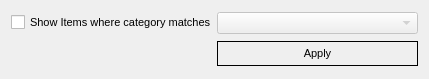
The window that filecategoryfilter.ui (pjrinaldi/wombatforensics) describes before a commit, drawn with Qt 5.
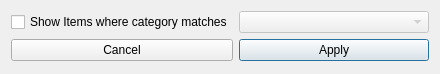
The same window after the commit.

Commit message: modified filters to a qdialog instead of a qwidget so that it is easier to display with border issues

The edit to the form file:
```diff
--- a/filecategoryfilter.ui
+++ b/filecategoryfilter.ui
@@ -1,7 +1,7 @@
 <?xml version="1.0" encoding="UTF-8"?>
 <ui version="4.0">
  <class>FileCategoryFilter</class>
- <widget class="QWidget" name="FileCategoryFilter">
+ <widget class="QDialog" name="FileCategoryFilter">
   <property name="windowModality">
    <enum>Qt::ApplicationModal</enum>
   </property>
@@ -9,25 +9,14 @@
    <rect>
     <x>0</x>
     <y>0</y>
-    <width>429</width>
-    <height>79</height>
+    <width>440</width>
+    <height>74</height>
    </rect>
   </property>
-  <property name="font">
-   <font>
-    <pointsize>8</pointsize>
-   </font>
-  </property>
   <property name="windowTitle">
-   <string>Filter</string>
-  </property>
-  <property name="autoFillBackground">
-   <bool>true</bool>
+   <string>File Category Filter</string>
   </property>
   <layout class="QGridLayout" name="gridLayout">
-   <property name="horizontalSpacing">
-    <number>0</number>
-   </property>
    <item row="0" column="0">
     <widget class="QCheckBox" name="categorycheckBox">
      <property name="text">
@@ -35,22 +24,6 @@
      </property>
     </widget>
    </item>
-   <item row="1" column="1">
-    <widget class="QPushButton" name="pushButton">
-     <property name="styleSheet">
-      <string notr="true">border: 1px solid black; padding: 5px 10px 5px 10px;</string>
-     </property>
-     <property name="text">
-      <string>Apply</string>
-     </property>
-     <property name="default">
-      <bool>true</bool>
-     </property>
-     <property name="flat">
-      <bool>true</bool>
-     </property>
-    </widget>
-   </item>
    <item row="0" column="1">
     <widget class="QComboBox" name="categorycomboBox">
      <property name="enabled">
@@ -67,6 +40,29 @@
      </property>
     </widget>
    </item>
+   <item row="1" column="1">
+    <widget class="QPushButton" name="pushButton">
+     <property name="styleSheet">
+      <string notr="true"/>
+     </property>
+     <property name="text">
+      <string>Apply</string>
+     </property>
+     <property name="default">
+      <bool>true</bool>
+     </property>
+     <property name="flat">
+      <bool>false</bool>
+     </property>
+    </widget>
+   </item>
+   <item row="1" column="0">
+    <widget class="QPushButton" name="pushButton_2">
+     <property name="text">
+      <string>Cancel</string>
+     </property>
+    </widget>
+   </item>
   </layout>
  </widget>
  <resources/>
```
Left out of the diff: 19 changed lines with no effect on the pictures. The commit also changes 28 other files.
